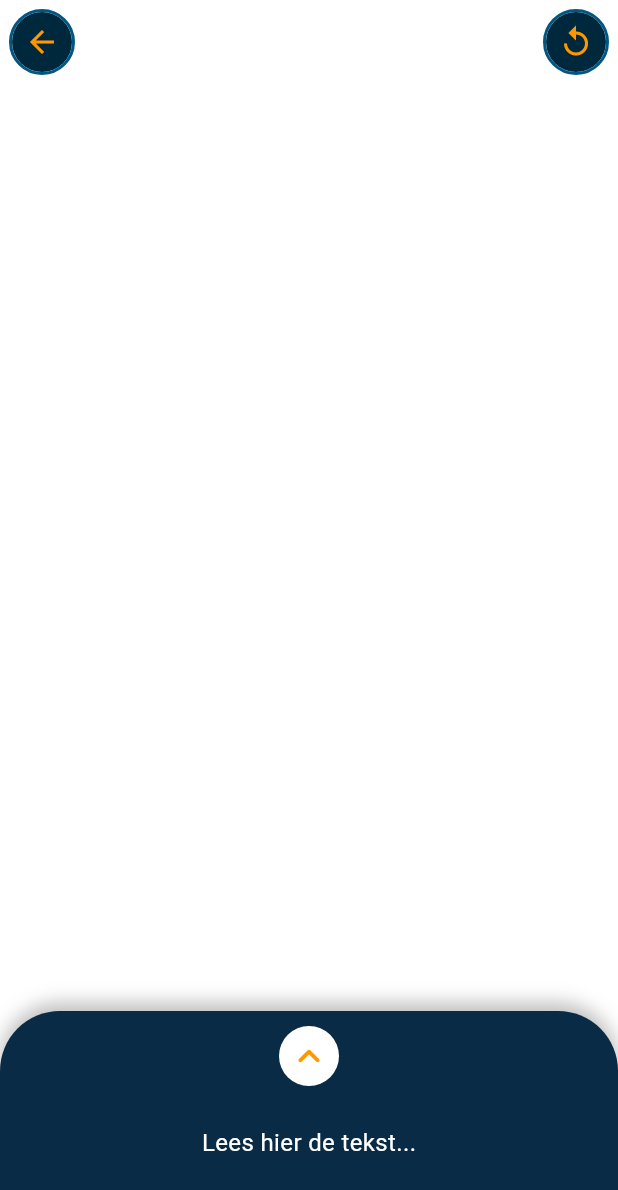
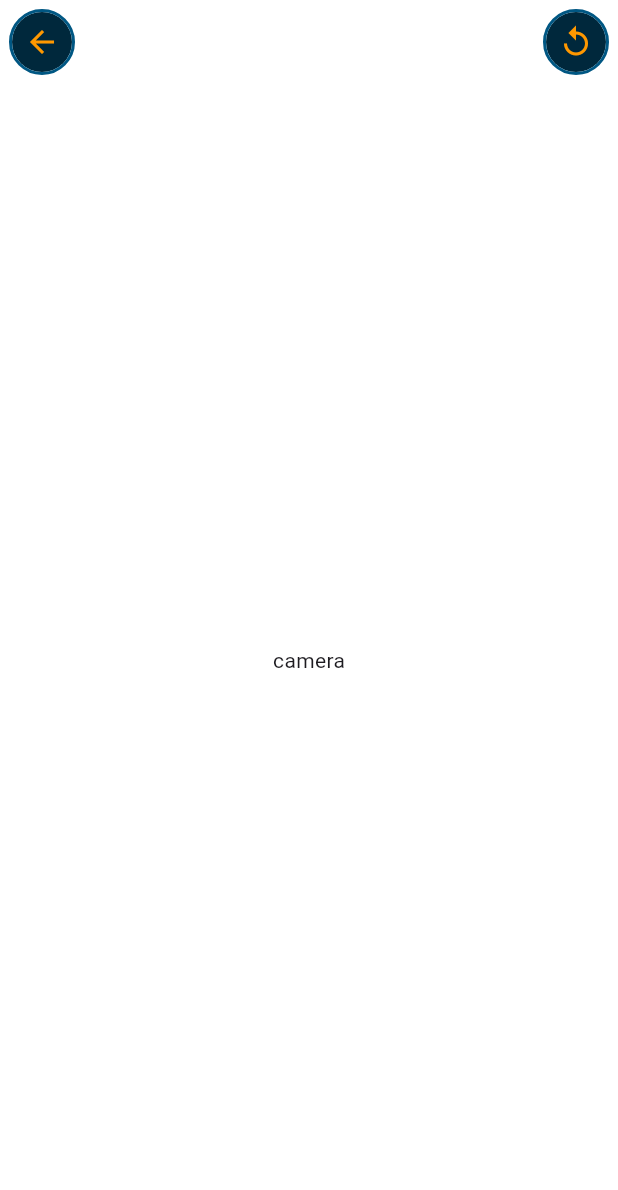
Before and after one commit to Thomas-More-Digital-Innovation/2324-ITF-001-AR-rondleiding, a Flutter app: the CameraPage screen opened directly, on a phone screen of 412 x 824 dp. Shown: the top 1190 px of the screen. Run offline on Flutter 3.47's test engine with Material 3 defaults, Android fonts, the phone set to English and light mode, and no system bars.

```diff
--- a/code/lib/components/BottomTextTool.dart
+++ b/code/lib/components/BottomTextTool.dart
@@ -1,7 +1,9 @@
 import 'package:flutter/material.dart';
 
 class BottomTextTool extends StatefulWidget {
-  const BottomTextTool({super.key});
+  final String text;
+
+  const BottomTextTool({super.key, required this.text});
 
   @override
   _BottomTextToolState createState() => _BottomTextToolState();
@@ -10,25 +12,10 @@ class BottomTextTool extends StatefulWidget {
 class _BottomTextToolState extends State<BottomTextTool>
     with SingleTickerProviderStateMixin {
   double _height = 150.0; // Initial height
-  double _maxHeight = 800.0; // Maximum height when fully pulled up
+  double _maxHeight = 700.0; // Maximum height when fully pulled up
   bool _isExpanded = false;
   late AnimationController _controller;
   late Animation<double> _animation;
-
-  final String _fullText =
-      "Het Startpunt Ondernemen van Thomas More is een inspirerend initiatief dat studenten ondersteunt bij het ontwikkelen van hun ondernemende vaardigheden en het realiseren van hun zakelijke ideeën. Dit programma biedt een breed scala aan mogelijkheden, van inspiratie en coaching tot evenementen en workshops, allemaal gericht op het stimuleren van ondernemerschap onder studenten."
-
-  "Een van de belangrijkste aspecten van Startpunt Ondernemen is de inspiratie en coaching die studenten ontvangen. Door middel van diverse evenementen en workshops worden studenten aangemoedigd om hun dromen na te jagen en hun ideeën om te zetten in realiteit. Ervaren coaches staan klaar om hen te begeleiden bij elke stap van het proces, van het verfijnen van hun concept tot het opzetten van een volwaardige start-up."
-
-  "Daarnaast organiseert Startpunt Ondernemen jaarlijks de Nacht van de Ondernemende Student, een evenement waar studenten kunnen netwerken, ideeën uitwisselen en leren van succesvolle ondernemers. Dit evenement, samen met de regelmatige workshops over onderwerpen zoals marketing, financiën en productontwikkeling, biedt studenten de kennis en vaardigheden die ze nodig hebben om succesvol te zijn in de wereld van ondernemerschap."
-
-  "Thomas More biedt ook specifieke faciliteiten en ondersteuning voor student-ondernemers. Het student-ondernemer statuut maakt het mogelijk voor studenten om hun studie te combineren met hun ondernemende activiteiten door middel van gewettigde afwezigheid voor vakken en examenspreiding. Bovendien stimuleert de ICE Cube community een innovatieve, creatieve en ondernemende mindset, waar studenten kunnen samenwerken en hun ideeën verder kunnen ontwikkelen."
-
-  "Om studenten verder te inspireren, heeft Thomas More de Get Shit Done Podcast gelanceerd. In deze podcast worden verhalen van jonge ondernemers gedeeld en worden tips en tricks gegeven om zelf te beginnen met ondernemen."
-
-  "Voor studenten die geïnteresseerd zijn in deelname aan Startpunt Ondernemen, is het eenvoudig om contact op te nemen met de coördinator, Kristien Denteneer, via e-mail (kristien.denteneer@thomasmore.be). Door deel te nemen aan de verschillende evenementen en workshops kunnen studenten hun ondernemende dromen waarmaken terwijl ze nog studeren."
-
-  "Startpunt Ondernemen biedt een ondersteunende omgeving waar studenten kunnen leren, groeien en hun ideeën tot leven kunnen brengen. Het is de perfecte plek voor iedereen die zijn ondernemende ambities wil realiseren.";
 
   @override
   void initState() {
@@ -37,7 +24,8 @@ class _BottomTextToolState extends State<BottomTextTool>
       vsync: this,
       duration: const Duration(milliseconds: 300),
     );
-    _animation = Tween<double>(begin: _height, end: _maxHeight).animate(_controller)
+    _animation =
+    Tween<double>(begin: _height, end: _maxHeight).animate(_controller)
       ..addListener(() {
         setState(() {
           _height = _animation.value;
@@ -100,7 +88,8 @@ class _BottomTextToolState extends State<BottomTextTool>
                   children: [
                     // Outer dark blue circle (slightly bigger)
                     Container(
-                      padding: const EdgeInsets.all(30), // Larger padding for the outer circle
+                      padding: const EdgeInsets.all(
+                          30), // Larger padding for the outer circle
                       decoration: const BoxDecoration(
                         color: Color(0xFF0A2B45),
                         shape: BoxShape.circle,
@@ -108,7 +97,8 @@ class _BottomTextToolState extends State<BottomTextTool>
                     ),
                     // Inner white circle (slightly smaller)
                     Container(
-                      padding: const EdgeInsets.all(20), // Smaller padding for the inner circle
+                      padding: const EdgeInsets.all(
+                          20), // Smaller padding for the inner circle
                       decoration: const BoxDecoration(
                         color: Colors.white,
                         shape: BoxShape.circle,
@@ -128,8 +118,9 @@ class _BottomTextToolState extends State<BottomTextTool>
                   child: Padding(
                     padding: const EdgeInsets.all(16.0),
                     child: Text(
-                      _isExpanded ? _fullText : "Lees hier de tekst...",
-                      style: const TextStyle(fontSize: 16.0, color: Colors.white),
+                      _isExpanded ? widget.text : "Lees hier de tekst...",
+                      style:
+                      const TextStyle(fontSize: 16.0, color: Colors.white),
                     ),
                   ),
                 ),
--- a/code/lib/screens/CameraPage.dart
+++ b/code/lib/screens/CameraPage.dart
@@ -11,26 +11,23 @@ class CameraPage extends StatelessWidget {
   @override
   Widget build(BuildContext context) {
 
-    String name = '';
-
-    if (index == 0) {
-      name = 'Camera';
-    } else if (index == 1) {
-      name = 'ICE CUBE';
-    } else if (index == 2) {
-      name = 'LUNCH RUIMTE';
-    }
+    const String iceCubeDutch =
+        "Het Startpunt Ondernemen van Thomas More is een inspirerend initiatief dat studenten ondersteunt bij het ontwikkelen van hun ondernemende vaardigheden en het realiseren van hun zakelijke ideeën. Dit programma biedt een breed scala aan mogelijkheden, van inspiratie en coaching tot evenementen en workshops, allemaal gericht op het stimuleren van ondernemerschap onder studenten.";
+    const String iceCubeEnglish =
+        "De cafetaria van Thomas More is een gezellige plek waar studenten en medewerkers samenkomen om te eten, te drinken en te ontspannen. Je vindt er een gevarieerd aanbod aan snacks, broodjes, warme maaltijden en dranken tegen betaalbare prijzen. Met ruime zitplaatsen en een ontspannen sfeer is het een ideale plek om even pauze te nemen of bij te praten met vrienden en collega's.";
 
     return Scaffold(
       appBar: CustomAppBar(),
-      body: const Center(
-        child: Stack(
+      body: Center(
+        child: index == 0 ?
+        const Text('camera') :
+        Stack(
           children: [
             Positioned(
               bottom: 0,
               left: 0,
               right: 0,
-              child: BottomTextTool(),
+              child: BottomTextTool(text: index == 1 ? iceCubeDutch : index == 2 ? iceCubeEnglish : ''),
             ),
           ],
         )
--- a/code/pubspec.yaml
+++ b/code/pubspec.yaml
@@ -30,7 +30,7 @@ environment:
 dependencies:
   flutter:
     sdk: flutter
-
+  provider: ^6.0.5
   # The following adds the Cupertino Icons font to your application.
   # Use with the CupertinoIcons class for iOS style icons.
   cupertino_icons: ^1.0.8
```
